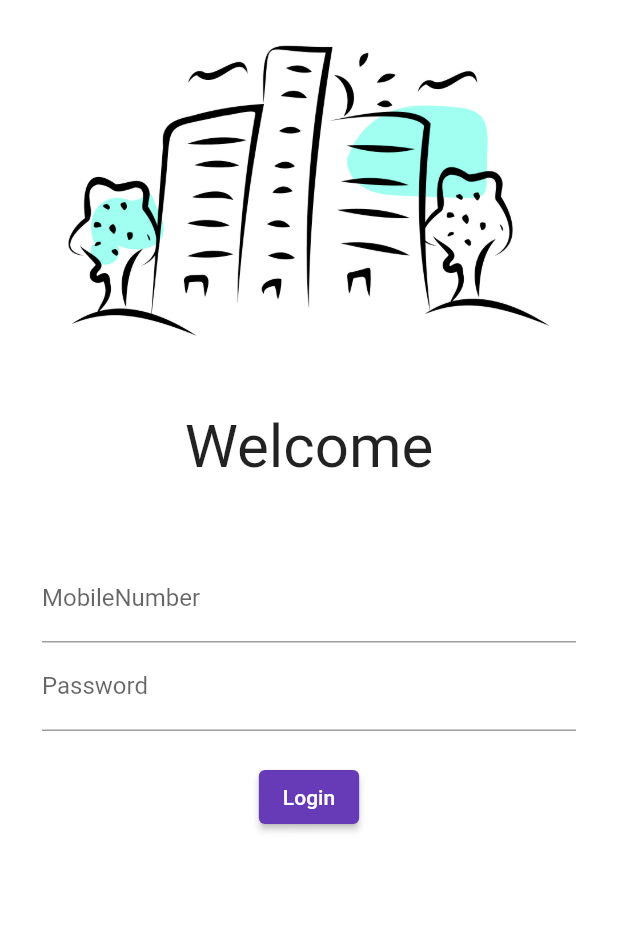
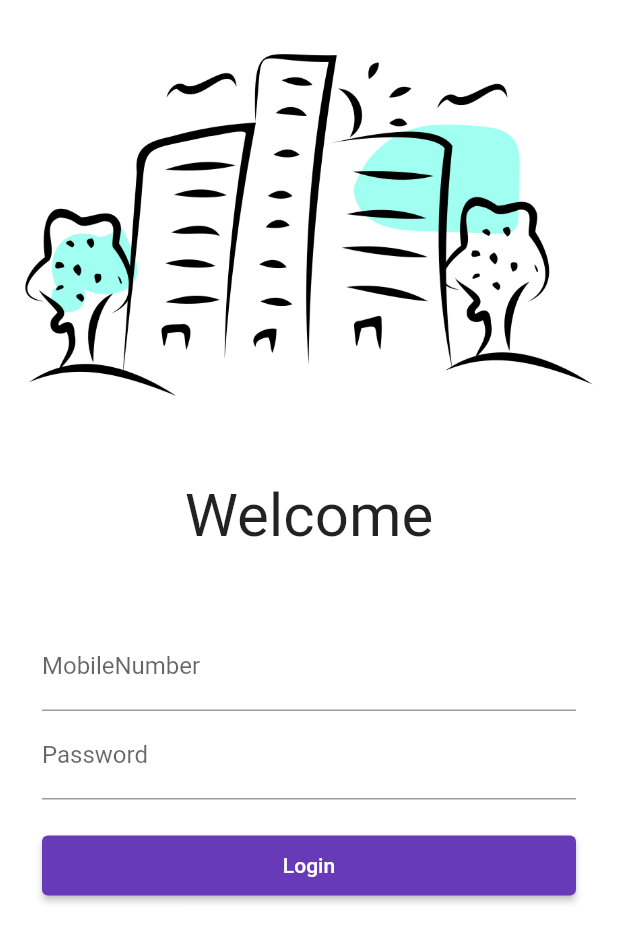
Before and after one commit to Dharmeshgevariya/FlutterBasicCourse, a Flutter app: the screen it shows after launch, on a phone screen of 412 x 824 dp. Shown: the top 942 px of the screen. Run offline on Flutter 3.47's test engine with Material 2 defaults, Android fonts, the phone set to English and light mode, and no system bars; our stand-ins replace google_fonts; Roboto replaces fonts that are missing (Kanit).

Commit message:
SingleChildScrollView & screen forword

```diff
--- a/lib/main.dart
+++ b/lib/main.dart
@@ -1,5 +1,6 @@
 import 'package:flutter/material.dart';
 import 'package:flutter_catelog/pages/login_page.dart';
+import 'package:flutter_catelog/utils/routs.dart';
 import 'package:google_fonts/google_fonts.dart';
 import 'pages/home_page.dart';
 
@@ -17,11 +18,11 @@ class MyApp extends StatelessWidget {
           primarySwatch: Colors.deepPurple,
           fontFamily: GoogleFonts.kanit().fontFamily),
       themeMode: ThemeMode.light,
-      initialRoute: "/login",
+      initialRoute: MyRoutes.loginRoutes,
       routes: {
         "/": (context) => LoginPage(),
-        "/home": (context) => HomePage(),
-        "/login": (context) => LoginPage()
+        MyRoutes.homeRoutes: (context) => HomePage(),
+        MyRoutes.loginRoutes: (context) => LoginPage()
       },
     );
   }
--- a/lib/pages/login_page.dart
+++ b/lib/pages/login_page.dart
@@ -1,14 +1,17 @@
 import 'package:flutter/material.dart';
+import 'package:flutter_catelog/utils/routs.dart';
 
 class LoginPage extends StatelessWidget {
   @override
   Widget build(BuildContext context) {
     return Material(
         color: Colors.white,
+        child: SingleChildScrollView(
           child: Column(
             children: [
               Image.asset(
                 "assets/image/P1.png",
+                height: 300.0,
                 fit: BoxFit.cover,
               ),
               SizedBox(
@@ -40,13 +43,16 @@ class LoginPage extends StatelessWidget {
                     ),
                     ElevatedButton(
                         onPressed: () {
-                        print("hi welcome to button onPress");
+                          Navigator.pushNamed(context, MyRoutes.homeRoutes);
                         },
-                      child: Text("Login"))
+                        child: Text("Login"),
+                        style:
+                            TextButton.styleFrom(minimumSize: Size(420, 40))),
                   ],
                 ),
               )
             ],
+          ),
         ));
   }
 }
--- /dev/null
+++ b/lib/utils/routs.dart
@@ -0,0 +1,4 @@
+class MyRoutes {
+  static String loginRoutes = "/login";
+  static String homeRoutes = "home";
+}
```
Lines whose indentation alone changed are shown as unchanged.
